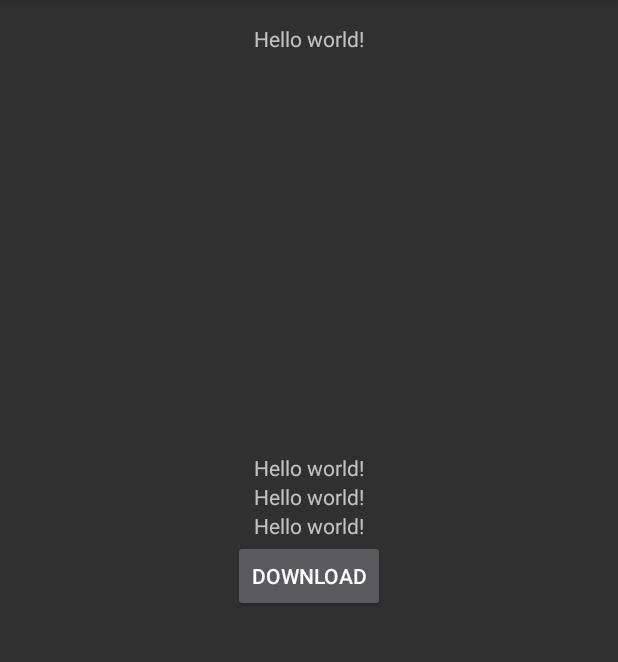
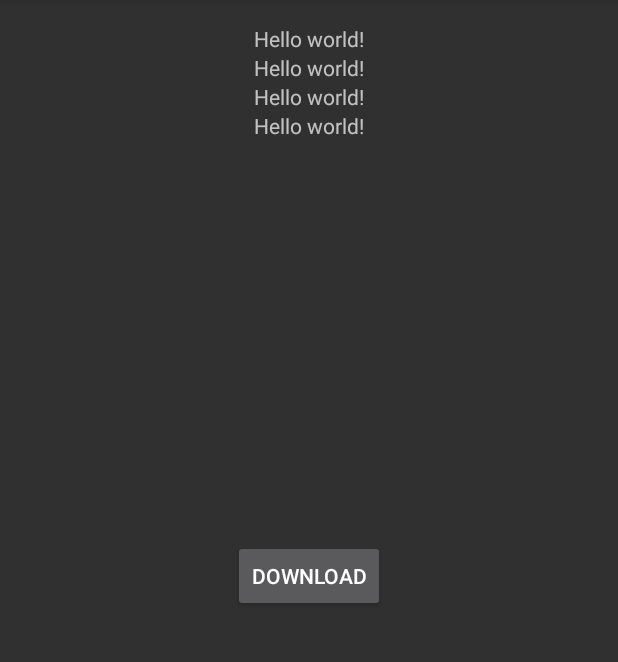
Before and after one commit to yaroslav-shlapak/PrivatCurrency, an Android app: the screen it shows after launch (MainActivity), on a phone screen of 412 x 824 dp, the part 84-746 px from its top. Run offline under Robolectric (Android 15) with nearby library versions, the phone set to English and light mode, and no system bars.

```diff
--- a/app/src/main/java/com/voidgreen/privatcurrency/data/CurrencyProvider.java
+++ b/app/src/main/java/com/voidgreen/privatcurrency/data/CurrencyProvider.java
@@ -142,7 +142,7 @@ public class CurrencyProvider extends ContentProvider {
         switch (match) {
             case CARD:
                 rowsDeleted = db.delete(
-                        CurrencyContract.CashEntry.TABLE_NAME,
+                        CurrencyContract.CardEntry.TABLE_NAME,
                         selection, selectionArgs);
                 break;
             case CASH:
@@ -169,7 +169,7 @@ public class CurrencyProvider extends ContentProvider {
         switch (match) {
             case CARD:
                 rowsUpdated = db.update(
-                        CurrencyContract.CashEntry.TABLE_NAME, values, selection,
+                        CurrencyContract.CardEntry.TABLE_NAME, values, selection,
                         selectionArgs);
                 break;
             case CASH:
--- a/app/src/main/res/layout/activity_main.xml
+++ b/app/src/main/res/layout/activity_main.xml
@@ -13,20 +13,18 @@
     <TextView android:text="@string/hello_world" android:layout_width="wrap_content"
         android:id="@+id/textViewBaseCurrency"
         android:layout_height="wrap_content"
-        android:layout_above="@+id/textViewBuyPrice"
+        android:layout_below="@+id/textViewCurrency"
         android:layout_centerHorizontal="true" />
     <TextView android:text="@string/hello_world" android:layout_width="wrap_content"
         android:id="@+id/textViewBuyPrice"
         android:layout_height="wrap_content"
-        android:layout_above="@+id/textViewSalePrice"
-        android:layout_alignLeft="@+id/textViewBaseCurrency"
-        android:layout_alignStart="@+id/textViewBaseCurrency" />
+        android:layout_below="@+id/textViewBaseCurrency"
+        android:layout_centerHorizontal="true" />
     <TextView android:text="@string/hello_world" android:layout_width="wrap_content"
         android:id="@+id/textViewSalePrice"
         android:layout_height="wrap_content"
-        android:layout_above="@+id/button"
-        android:layout_alignLeft="@+id/textViewBuyPrice"
-        android:layout_alignStart="@+id/textViewBuyPrice" />
+        android:layout_below="@+id/textViewBuyPrice"
+        android:layout_centerHorizontal="true" />
     <Button
         android:layout_width="wrap_content"
         android:layout_height="wrap_content"
```
Also changed, not shown: app/src/main/java/com/voidgreen/privatcurrency/MainActivity.java (+55 -12 lines), app/src/main/java/com/voidgreen/privatcurrency/utilities/Constants.java (added, +13 -0 lines).
